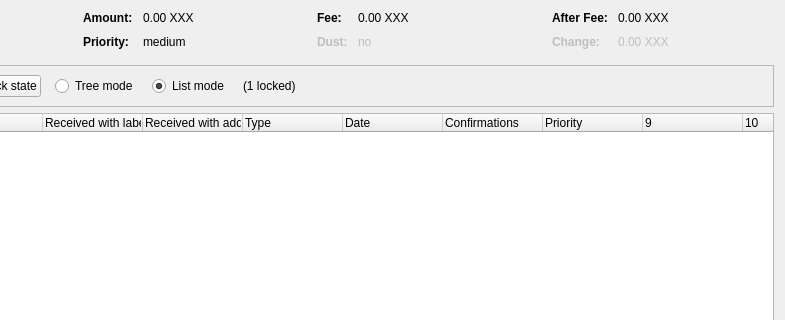
The window that src/qt/forms/coincontroldialog.ui (telostia/old-unused-MYMN) describes before a commit, drawn with Qt 5; both pictures show x 169 to 954 and y 0 to 320 of the 954 by 500 pixel window.
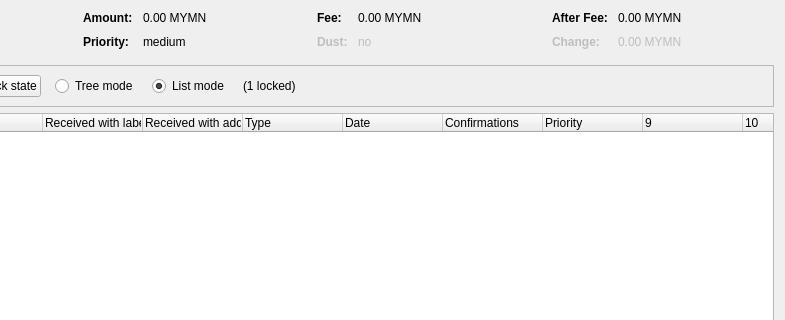
The same window after the commit. Custom widgets are drawn as their Qt base class.

Diff of the .ui file:
```diff
--- a/src/qt/forms/coincontroldialog.ui
+++ b/src/qt/forms/coincontroldialog.ui
@@ -132,7 +132,7 @@
           <enum>Qt::ActionsContextMenu</enum>
          </property>
          <property name="text">
-          <string notr="true">0.00 XXX</string>
+          <string notr="true">0.00 MYMN</string>
          </property>
          <property name="textInteractionFlags">
           <set>Qt::LinksAccessibleByMouse|Qt::TextSelectableByKeyboard|Qt::TextSelectableByMouse</set>
@@ -206,7 +206,7 @@
           <enum>Qt::ActionsContextMenu</enum>
          </property>
          <property name="text">
-          <string notr="true">0.00 XXX</string>
+          <string notr="true">0.00 MYMN</string>
          </property>
          <property name="textInteractionFlags">
           <set>Qt::LinksAccessibleByMouse|Qt::TextSelectableByKeyboard|Qt::TextSelectableByMouse</set>
@@ -286,7 +286,7 @@
           <enum>Qt::ActionsContextMenu</enum>
          </property>
          <property name="text">
-          <string notr="true">0.00 XXX</string>
+          <string notr="true">0.00 MYMN</string>
          </property>
          <property name="textInteractionFlags">
           <set>Qt::LinksAccessibleByMouse|Qt::TextSelectableByKeyboard|Qt::TextSelectableByMouse</set>
@@ -321,7 +321,7 @@
           <enum>Qt::ActionsContextMenu</enum>
          </property>
          <property name="text">
-          <string notr="true">0.00 XXX</string>
+          <string notr="true">0.00 MYMN</string>
          </property>
          <property name="textInteractionFlags">
           <set>Qt::LinksAccessibleByMouse|Qt::TextSelectableByKeyboard|Qt::TextSelectableByMouse</set>
```
